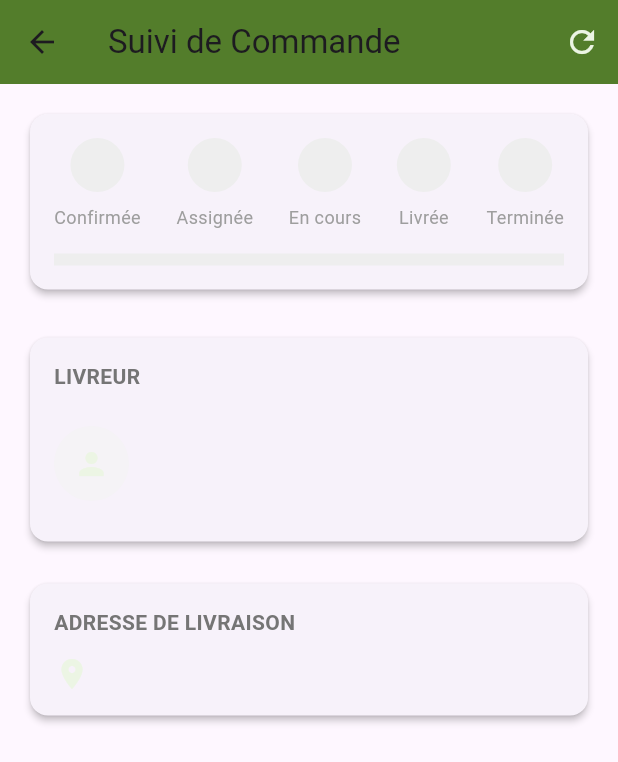
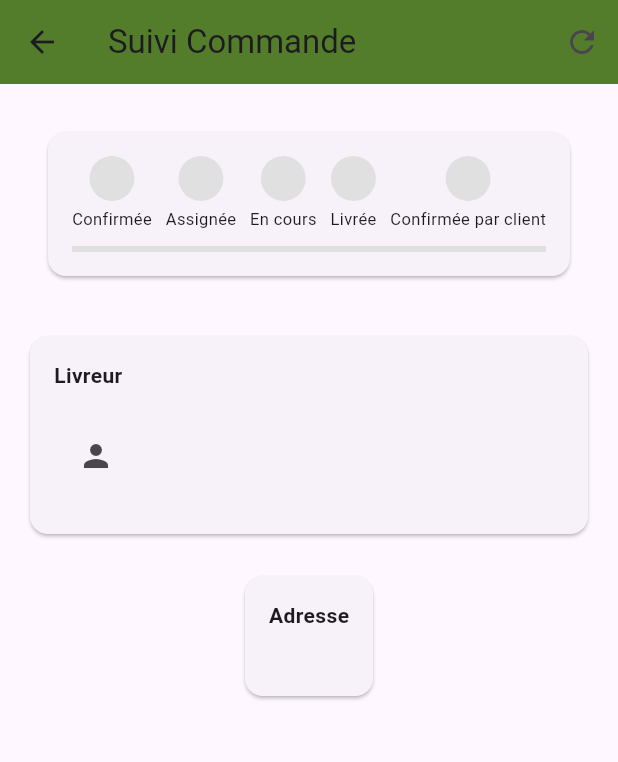
Before and after one commit to saissizahra/GestionDesLivraisonsDeCourses, a Flutter app: the DeliveryTrackingPage screen opened directly with empty values, on a phone screen of 412 x 824 dp. Shown: the top 762 px of the screen. Run offline on Flutter 3.47's test engine with Material 3 defaults, Android fonts, the light colour scheme and no system bars; our stand-ins replace carousel_slider; accounts and stored records are empty; Roboto replaces fonts that are missing (Zabal).

Commit message:
status-suivi

```diff
--- a/mkadia_frontend/lib/services/OrderApiService.dart
+++ b/mkadia_frontend/lib/services/OrderApiService.dart
@@ -62,7 +62,6 @@
     }
   }
     // Méthode spécifique pour que le client confirme la livraison
-  // Méthode spécifique pour que le client confirme la livraison
   static Future<Map<String, dynamic>> confirmDelivery(int orderId) async {
     final response = await http.put(
       Uri.parse('$baseUrl/orders/$orderId/confirm-delivery'),
@@ -75,6 +74,7 @@
       throw Exception('Échec de la confirmation de livraison: ${response.statusCode}');
     }
   }
+  // Mettre à jour le statut d'une commande
   // Mettre à jour le statut d'une commande
   static Future<Map<String, dynamic>> updateOrderStatus(int orderId, String status) async {
     final response = await http.put(
@@ -130,5 +130,4 @@
       throw Exception('Failed to load order details');
     }
   }
-
 }
--- a/mkadia_frontend/lib/views/Delivery/DeliveryTrackingPage.dart
+++ b/mkadia_frontend/lib/views/Delivery/DeliveryTrackingPage.dart
@@ -1,5 +1,3 @@
-import 'dart:async';
-
 import 'package:flutter/material.dart';
 import 'package:mkadia/common/color_extension.dart';
 import 'package:mkadia/services/OrderApiService.dart';
@@ -17,64 +15,35 @@
 class _DeliveryTrackingPageState extends State<DeliveryTrackingPage> {
   late Map<String, dynamic> _order;
   bool _isLoading = false;
-  Timer? _refreshTimer; // Utilisez un Timer nullable
 
   @override
   void initState() {
     super.initState();
     _order = Map<String, dynamic>.from(widget.order);
-    _setupAutoRefresh();
   }
 
-  @override
-  void dispose() {
-    _refreshTimer?.cancel(); // Annulez seulement si le timer existe
-    super.dispose();
-  }
-
-  void _setupAutoRefresh() {
-    _refreshTimer?.cancel(); // Annulez le timer existant
-    _refreshTimer = Timer.periodic(const Duration(seconds: 10), (timer) {
-      if (mounted) _refreshOrderStatus();
-    });
-  }
   Future<void> _refreshOrderStatus() async {
     try {
-    if (!mounted || _isLoading) return;
-
       setState(() => _isLoading = true);
       final updatedOrder = await OrderApiService.getOrderDetails(_order['id']);
-
-    if (!mounted) return;
-
       setState(() {
         _order = updatedOrder;
         _isLoading = false;
       });
     } catch (e) {
-    if (!mounted) return;
       setState(() => _isLoading = false);
-    // ... gestion des erreurs
+      ScaffoldMessenger.of(context).showSnackBar(
+        SnackBar(content: Text('Erreur: ${e.toString()}')),
+      );
     }
   }
 
   Future<void> _confirmDelivery() async {
     try {
       setState(() => _isLoading = true);
+      await OrderApiService.confirmDelivery(_order['id']);
 
-      // Vérification finale du statut avant confirmation
-      await _refreshOrderStatus();
-      if (_order['order_status'] != 'delivered') {
-        throw Exception('La commande doit être marquée comme "livrée" avant confirmation');
-      }
-
-      final updatedOrder = await OrderApiService.updateOrderStatus(
-        _order['id'],
-        'completed'
-      );
-
-      if (!mounted) return;
-
+      // Après confirmation, naviguer vers DeliveryConfirmationPage
       Navigator.pushReplacement(
         context,
         MaterialPageRoute(
@@ -82,7 +51,6 @@
         ),
       );
     } catch (e) {
-      if (!mounted) return;
       setState(() => _isLoading = false);
       ScaffoldMessenger.of(context).showSnackBar(
         SnackBar(content: Text('Erreur: ${e.toString()}')),
@@ -92,235 +60,146 @@
 
   @override
   Widget build(BuildContext context) {
-final orderStatus = _order['order_status']?.toString() ??
-                   _order['status']?.toString() ??
-                   'confirmed';
+    // Valeurs par défaut sécurisées
+    final orderId = _order['id']?.toString() ?? 'N/A';
+    final orderStatus = _order['order_status']?.toString() ?? 'confirmed';
     final driver = _order['driver'] as Map<String, dynamic>?;
     final deliveryAddress = _order['delivery_address']?.toString() ?? 'Adresse non spécifiée';
 
+    final steps = [
+      {'status': 'confirmed', 'label': 'Confirmée'},
+      {'status': 'assigned', 'label': 'Assignée'},
+      {'status': 'in_progress', 'label': 'En cours'},
+      {'status': 'delivered', 'label': 'Livrée'},
+      {'status': 'completed', 'label': 'Confirmée par client'},
+    ];
+
+    final currentIndex = steps.indexWhere((step) => step['status'] == orderStatus);
+
     return Scaffold(
       appBar: AppBar(
-        title: const Text('Suivi de Commande'),
+        title: const Text('Suivi Commande'),
         backgroundColor: TColor.primaryText,
         actions: [
           IconButton(
-            icon: Icon(Icons.refresh, color: TColor.primary),
-            onPressed: _isLoading ? null : _refreshOrderStatus,
+            icon: const Icon(Icons.refresh),
+            onPressed: _refreshOrderStatus,
           ),
         ],
       ),
-      body: _buildTrackingBody(orderStatus, driver, deliveryAddress),
-    );
-  }
-
-  Widget _buildTrackingBody(String orderStatus, Map<String, dynamic>? driver, String address) {
-    return RefreshIndicator(
+      body: RefreshIndicator(
         onRefresh: _refreshOrderStatus,
         child: SingleChildScrollView(
           padding: const EdgeInsets.all(16),
           child: Column(
             children: [
-            _buildStatusIndicator(orderStatus),
-            const SizedBox(height: 24),
-            _buildDriverCard(driver),
+              _buildStatusIndicator(steps, currentIndex),
               const SizedBox(height: 20),
-            _buildAddressCard(address),
-            if (orderStatus == 'delivered') _buildConfirmationButton(),
+              Card(
+                child: Padding(
+                  padding: const EdgeInsets.all(16),
+                  child: Column(
+                    crossAxisAlignment: CrossAxisAlignment.start,
+                    children: [
+                      const Text('Livreur', style: TextStyle(fontWeight: FontWeight.bold)),
+                      if (driver != null) ...[
+                        const SizedBox(height: 8),
+                        ListTile(
+                          leading: const Icon(Icons.person),
+                          title: Text(driver['name']?.toString() ?? 'Nom inconnu'),
+                          subtitle: Text(driver['phone']?.toString() ?? 'Téléphone non disponible'),
+                        ),
+                      ] else ...[
+                        const SizedBox(height: 8),
+                        const Text('Aucun livreur assigné', style: TextStyle(color: Colors.grey)),
                       ],
+                    ],
+                  ),
+                ),
+              ),
+              const SizedBox(height: 20),
+              Card(
+                child: Padding(
+                  padding: const EdgeInsets.all(16),
+                  child: Column(
+                    crossAxisAlignment: CrossAxisAlignment.start,
+                    children: [
+                      const Text('Adresse', style: TextStyle(fontWeight: FontWeight.bold)),
+                      const SizedBox(height: 8),
+                      Text(deliveryAddress),
+                    ],
+                  ),
+                ),
+              ),
+
+              // Bouton de confirmation pour le client quand la commande est livrée
+              if (orderStatus == 'delivered')
+                Container(
+                  margin: const EdgeInsets.symmetric(vertical: 20),
+                  width: double.infinity,
+                  child: ElevatedButton(
+                    style: ElevatedButton.styleFrom(
+                      backgroundColor: TColor.primaryText,
+                      padding: const EdgeInsets.symmetric(vertical: 15),
+                    ),
+                    onPressed: _isLoading ? null : _confirmDelivery,
+                    child: _isLoading
+                        ? const SizedBox(
+                            height: 20,
+                            width: 20,
+                            child: CircularProgressIndicator(color: Colors.white),
+                          )
+                        : const Text('Confirmer la livraison', style: TextStyle(fontSize: 16)),
+                  ),
+                ),
+            ],
+          ),
         ),
       ),
     );
   }
 
-  Widget _buildStatusIndicator(String currentStatus) {
-    final steps = [
-      {'status': 'confirmed', 'label': 'Confirmée'},
-      {'status': 'assigned', 'label': 'Assignée'},
-      {'status': 'in_progress', 'label': 'En cours'},
-      {'status': 'delivered', 'label': 'Livrée'},
-      {'status': 'completed', 'label': 'Terminée'},
-    ];
-
-    final currentIndex = steps.indexWhere((step) => step['status'] == currentStatus);
-
+  Widget _buildStatusIndicator(List<Map<String, dynamic>> steps, int currentIndex) {
     return Card(
-      elevation: 2,
-      shape: RoundedRectangleBorder(
-        borderRadius: BorderRadius.circular(12),
-      ),
+      margin: const EdgeInsets.all(16),
       child: Padding(
         padding: const EdgeInsets.all(16),
         child: Column(
           children: [
             Row(
               mainAxisAlignment: MainAxisAlignment.spaceBetween,
-              children: steps.asMap().entries.map((entry) {
-                final index = entry.key;
-                final step = entry.value;
+              children: steps.map((step) {
+                final index = steps.indexOf(step);
                 final isCompleted = index <= currentIndex;
-                final isCurrent = index == currentIndex;
 
                 return Column(
                   children: [
                     Container(
-                      width: 36,
-                      height: 36,
+                      width: 30,
+                      height: 30,
                       decoration: BoxDecoration(
                         shape: BoxShape.circle,
-                        color: isCompleted ? TColor.primaryText : Colors.grey[200],
-                        border: isCurrent ? Border.all(color: TColor.primary, width: 2) : null,
+                        color: isCompleted ? TColor.primaryText : Colors.grey[300],
                       ),
                       child: isCompleted
-                          ? Icon(Icons.check, size: 20, color: Colors.white)
+                          ? const Icon(Icons.check, size: 18, color: Colors.white)
                           : null,
                     ),
-                    const SizedBox(height: 8),
-                    Text(
-                      step['label']!,
-                      style: TextStyle(
-                        fontSize: 12,
-                        fontWeight: isCurrent ? FontWeight.bold : FontWeight.normal,
-                        color: isCompleted ? TColor.primaryText : Colors.grey,
-                      ),
-                    ),
+                    const SizedBox(height: 4),
+                    Text(step['label']!, style: TextStyle(fontSize: 11)),
                   ],
                 );
               }).toList(),
             ),
-            const SizedBox(height: 16),
+            const SizedBox(height: 10),
             LinearProgressIndicator(
               value: currentIndex >= 0 ? (currentIndex + 1) / steps.length : 0,
-              backgroundColor: Colors.grey[200],
+              backgroundColor: Colors.grey[300],
               color: TColor.primaryText,
-              minHeight: 8,
             ),
           ],
         ),
       ),
     );
   }
-
-// Dans _buildDriverCard, ajoutez une gestion plus robuste
-Widget _buildDriverCard(Map<String, dynamic>? driverData) {
-  final driver = driverData ?? {
-    'name': 'En attente de livreur',
-    'phone': '--',
-  };
-
-  return Card(
-    elevation: 2,
-    shape: RoundedRectangleBorder(
-      borderRadius: BorderRadius.circular(12),
-    ),
-    child: Padding(
-      padding: const EdgeInsets.all(16),
-      child: Column(
-        crossAxisAlignment: CrossAxisAlignment.start,
-        children: [
-          Text(
-            'LIVREUR',
-            style: TextStyle(
-              fontSize: 14,
-              fontWeight: FontWeight.bold,
-              color: Colors.grey[600],
-            ),
-          ),
-          const SizedBox(height: 12),
-          ListTile(
-            contentPadding: EdgeInsets.zero,
-            leading: Container(
-              width: 50,
-              height: 50,
-              decoration: BoxDecoration(
-                shape: BoxShape.circle,
-                color: TColor.primary.withOpacity(0.2),
-              ),
-              child: Icon(Icons.person, color: TColor.primary),
-            ),
-            title: Text(
-              driver['name'],
-              style: const TextStyle(fontWeight: FontWeight.bold),
-            ),
-            subtitle: Text(driver['phone']),
-          ),
-          if (_order['driver_id'] != null && driverData == null)
-            Text(
-              'ID Livreur: ${_order['driver_id']}',
-              style: TextStyle(color: Colors.grey[400], fontSize: 12),
-            ),
-        ],
-      ),
-    ),
-  );
 }
-
-  Widget _buildAddressCard(String address) {
-    return Card(
-      elevation: 2,
-      shape: RoundedRectangleBorder(
-        borderRadius: BorderRadius.circular(12),
-      ),
-      child: Padding(
-        padding: const EdgeInsets.all(16),
-        child: Column(
-          crossAxisAlignment: CrossAxisAlignment.start,
-          children: [
-            Text(
-              'ADRESSE DE LIVRAISON',
-              style: TextStyle(
-                fontSize: 14,
-                fontWeight: FontWeight.bold,
-                color: Colors.grey[600],
-              ),
-            ),
-            const SizedBox(height: 12),
-            Row(
-              children: [
-                Icon(Icons.location_on, color: TColor.primary),
-                const SizedBox(width: 12),
-                Expanded(
-                  child: Text(
-                    address,
-                    style: const TextStyle(fontSize: 15),
-                  ),
-                ),
-              ],
-            ),
-          ],
-        ),
-      ),
-    );
-  }
-
-  Widget _buildConfirmationButton() {
-    return Padding(
-      padding: const EdgeInsets.only(top: 24),
-      child: SizedBox(
-        width: double.infinity,
-        child: ElevatedButton(
-          style: ElevatedButton.styleFrom(
-            backgroundColor: TColor.primaryText,
-            padding: const EdgeInsets.symmetric(vertical: 16),
-            shape: RoundedRectangleBorder(
-              borderRadius: BorderRadius.circular(12),
-            ),
-          ),
-          onPressed: _isLoading ? null : _confirmDelivery,
-          child: _isLoading
-              ? const SizedBox(
-                  height: 24,
-                  width: 24,
-                  child: CircularProgressIndicator(color: Colors.white),
-                )
-              : const Text(
-                  'CONFIRMER LA LIVRAISON',
-                  style: TextStyle(
-                    fontSize: 16,
-                    fontWeight: FontWeight.bold,
-                  ),
-                ),
-        ),
-      ),
-    );
-  }
-}
--- a/mkadia_frontend/lib/views/ajouter/DriverOrdersPage.dart
+++ b/mkadia_frontend/lib/views/ajouter/DriverOrdersPage.dart
@@ -1,5 +1,7 @@
 import 'package:flutter/material.dart';
 import 'package:mkadia/services/OrderApiService.dart';
+import 'package:mkadia/provider/UserProvider.dart';
+import 'package:provider/provider.dart';
 
 class DriverOrdersPage extends StatefulWidget {
   final int driverId; // Type explicitement défini comme int
```
Also changed, not shown: 6 other files. Lines whose indentation alone changed are shown as unchanged.
